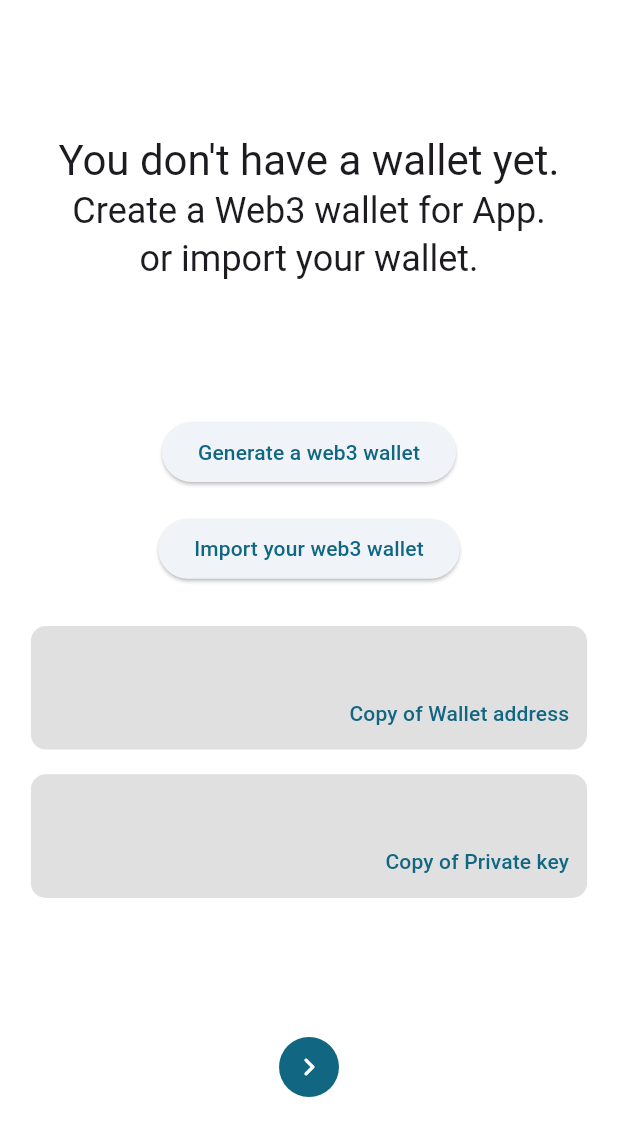
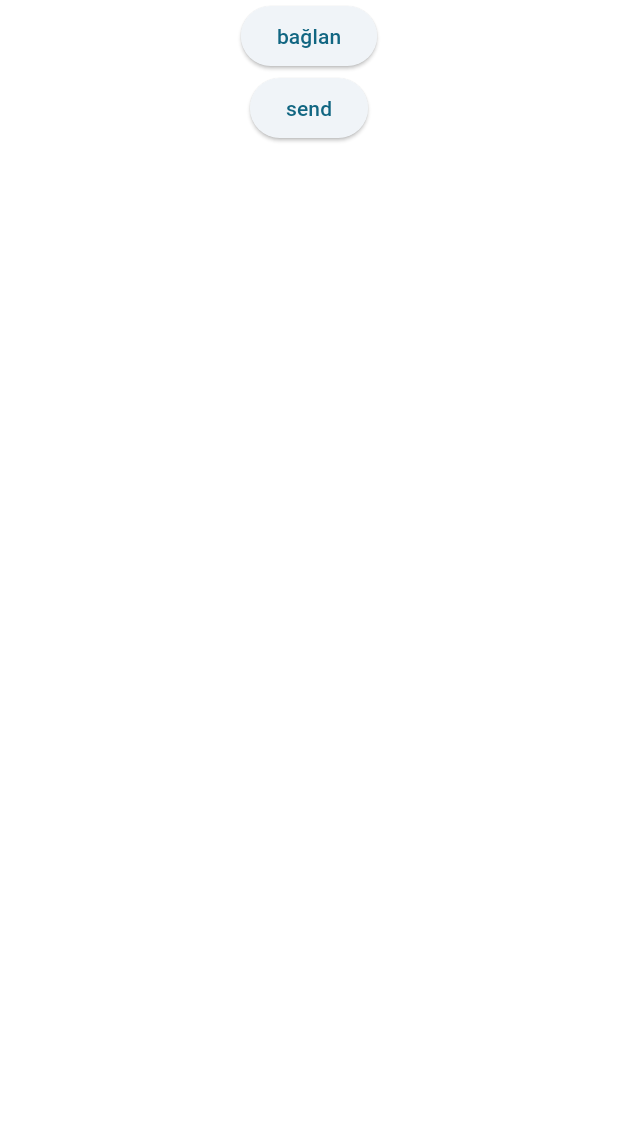
Before and after one commit to 0xemrekaya/NFTm_dApp, a Flutter app: the screen it shows after launch, on a phone screen of 412 x 824 dp. Shown: the top 1136 px of the screen. Run offline on Flutter 3.47's test engine with Material 2 defaults, Android fonts, the phone set to English and light mode, and no system bars; our stand-ins replace animated_text_kit, file_picker, flutter_dotenv, flutter_riverpod, image_picker; missing offline and left inert: walletconnect_flutter_v2, walletconnect_modal_flutter.

Commit message:
tried to send trans but not worked

```diff
--- a/lib/main.dart
+++ b/lib/main.dart
@@ -30,7 +30,7 @@ class MainApp extends StatelessWidget {
       ),
       debugShowCheckedModeBanner: false,
       routes: {
-        MainScreen.id: (context) => MainScreen(),
+        //MainScreen.id: (context) => MainScreen(),
         NftMainScreen.id: (context) => NftMainScreen(),
       },
       home: const SplashPage(),
--- a/lib/screens/main_screen.dart
+++ b/lib/screens/main_screen.dart
@@ -1,147 +1,148 @@
-import 'dart:math';
-import 'package:flutter/material.dart';
-import 'package:flutter/services.dart';
-import 'package:flutter_dotenv/flutter_dotenv.dart';
-import 'package:flutter_riverpod/flutter_riverpod.dart';
-import 'package:hex/hex.dart';
-import 'package:http/http.dart';
-import 'package:nftm_dapp/provider/wallet_provider.dart';
-import 'package:web3dart/web3dart.dart';
+// import 'dart:math';
+// import 'package:flutter/material.dart';
+// import 'package:flutter/services.dart';
+// import 'package:flutter_dotenv/flutter_dotenv.dart';
+// import 'package:flutter_riverpod/flutter_riverpod.dart';
+// import 'package:hex/hex.dart';
+// import 'package:http/http.dart';
+// import 'package:nftm_dapp/provider/wallet_provider.dart';
+// import 'package:web3dart/web3dart.dart';
 
-import '../model/wallet_model.dart';
-import 'nft_main_screen.dart';
+// import '../model/wallet_model.dart';
+// import 'nft_main_screen.dart';
 
-class MainScreen extends ConsumerStatefulWidget {
-  MainScreen({super.key});
-  static String id = "Main Screen";
+// class MainScreen extends ConsumerStatefulWidget {
+//   MainScreen({super.key});
+//   static String id = "Main Screen";
 
-  @override
-  ConsumerState<ConsumerStatefulWidget> createState() => _MainScreenState();
-}
+//   @override
+//   ConsumerState<ConsumerStatefulWidget> createState() => _MainScreenState();
+// }
 
-class _MainScreenState extends ConsumerState<MainScreen> {
-  final String title = "You don't have a wallet yet.";
-  final String subtitle = "Create a Web3 wallet for App.";
-  final String subtitle2 = "or import your wallet.";
-  final rpcUrl = dotenv.env['SEPOLIA_RPC_URL'];
-  late Client httpClient;
-  late Web3Client ethClient;
+// class _MainScreenState extends ConsumerState<MainScreen> {
+//   final String title = "You don't have a wallet yet.";
+//   final String subtitle = "Create a Web3 wallet for App.";
+//   final String subtitle2 = "or import your wallet.";
+//   final rpcUrl = dotenv.env['SEPOLIA_RPC_URL'];
+//   late Client httpClient;
+//   late Web3Client ethClient;
 
-  @override
-  void initState() {
-    super.initState();
-    _initWeb3();
-  }
+//   @override
+//   void initState() {
+//     super.initState();
+//     _initWeb3();
+//   }
 
-  Future<void> _initWeb3() async {
-    httpClient = Client();
-    ethClient = Web3Client(
-      rpcUrl.toString(),
-      httpClient,
-    );
-  }
+//   Future<void> _initWeb3() async {
+//     httpClient = Client();
+//     ethClient = Web3Client(
+//       rpcUrl.toString(),
+//       httpClient,
+//     );
+//   }
 
-  void generateWallet() {
-    final wallet = EthPrivateKey.createRandom(Random.secure());
-    final privateKey = HEX.encode(wallet.privateKey);
-    final walletNotifier = ref.read(walletProvider.notifier);
-    walletNotifier.setWallet(WalletModel(walletAddress: wallet.address.hex.toString(), privateKey: privateKey));
-  }
+//   void generateWallet() {
+//     final wallet = EthPrivateKey.createRandom(Random.secure());
+//     print(wallet.privateKey);
+//     final privateKey = HEX.encode(wallet.privateKey);
+//     final walletNotifier = ref.read(walletProvider.notifier);
+//     walletNotifier.setWallet(WalletModel(walletAddress: wallet.address.hex.toString(), privateKey: privateKey));
+//   }
 
-  @override
-  Widget build(BuildContext context) {
-    final deviceHeight = MediaQuery.of(context).size.height;
-    final deviceWidth = MediaQuery.of(context).size.width;
-    final textStyle = Theme.of(context).textTheme;
-    return Scaffold(
-      body: Column(
-        mainAxisAlignment: MainAxisAlignment.spaceEvenly,
-        children: [
-          Center(
-            child: Column(
-              children: [
-                Text(
-                  title,
-                  style: textStyle.headlineMedium,
-                ),
-                Text(
-                  subtitle,
-                  style: textStyle.headlineSmall,
-                ),
-                Text(
-                  subtitle2,
-                  style: textStyle.headlineSmall,
-                ),
-              ],
-            ),
-          ),
-          Column(
-            children: [
-              ElevatedButton(
-                  onPressed: () {
-                    generateWallet();
-                  },
-                  child: const Text("Generate a web3 wallet")),
-              SizedBox(
-                height: deviceHeight / 50,
-              ),
-              ElevatedButton(
-                  onPressed: () {
-                    generateWallet();
-                  },
-                  child: const Text("Import your web3 wallet")),
-              SizedBox(
-                height: deviceHeight / 30,
-              ),
-              copy(context, textStyle, ref.watch(walletProvider).walletAddress, "Wallet address"),
-              SizedBox(
-                height: deviceHeight / 50,
-              ),
-              copy(context, textStyle, ref.watch(walletProvider).privateKey, "Private key"),
-            ],
-          ),
-          IconButton.filled(onPressed: () {
-            Navigator.pushReplacement(context, MaterialPageRoute(builder: (context) => NftMainScreen()));
-          }, icon: const Icon(Icons.navigate_next_rounded))
-        ],
-      ),
-    );
-  }
+//   @override
+//   Widget build(BuildContext context) {
+//     final deviceHeight = MediaQuery.of(context).size.height;
+//     final deviceWidth = MediaQuery.of(context).size.width;
+//     final textStyle = Theme.of(context).textTheme;
+//     return Scaffold(
+//       body: Column(
+//         mainAxisAlignment: MainAxisAlignment.spaceEvenly,
+//         children: [
+//           Center(
+//             child: Column(
+//               children: [
+//                 Text(
+//                   title,
+//                   style: textStyle.headlineMedium,
+//                 ),
+//                 Text(
+//                   subtitle,
+//                   style: textStyle.headlineSmall,
+//                 ),
+//                 Text(
+//                   subtitle2,
+//                   style: textStyle.headlineSmall,
+//                 ),
+//               ],
+//             ),
+//           ),
+//           Column(
+//             children: [
+//               ElevatedButton(
+//                   onPressed: () {
+//                     generateWallet();
+//                   },
+//                   child: const Text("Generate a web3 wallet")),
+//               SizedBox(
+//                 height: deviceHeight / 50,
+//               ),
+//               ElevatedButton(
+//                   onPressed: () {
+//                     generateWallet();
+//                   },
+//                   child: const Text("Import your web3 wallet")),
+//               SizedBox(
+//                 height: deviceHeight / 30,
+//               ),
+//               copy(context, textStyle, ref.watch(walletProvider).walletAddress, "Wallet address"),
+//               SizedBox(
+//                 height: deviceHeight / 50,
+//               ),
+//               copy(context, textStyle, ref.watch(walletProvider).privateKey, "Private key"),
+//             ],
+//           ),
+//           IconButton.filled(onPressed: () {
+//             Navigator.pushReplacement(context, MaterialPageRoute(builder: (context) => NftMainScreen()));
+//           }, icon: const Icon(Icons.navigate_next_rounded))
+//         ],
+//       ),
+//     );
+//   }
 
-  Stack copy(BuildContext context, TextTheme textStyle, String copyText, String text) {
-    final stars = '*' * (copyText.length);
-    return Stack(
-      children: [
-        Container(
-          height: MediaQuery.of(context).size.height * 0.1,
-          width: MediaQuery.of(context).size.width * 0.9,
-          decoration: BoxDecoration(
-            borderRadius: BorderRadius.circular(10),
-            color: Colors.black12,
-          ),
-          alignment: Alignment.topCenter,
-          child: Padding(
-            padding: const EdgeInsets.only(top: 10.0),
-            child: Text(
-              text == "Private key" ? stars : copyText,
-              style: textStyle.labelLarge!,
-            ),
-          ),
-        ),
-        Positioned(
-          bottom: 0,
-          right: 0,
-          child: TextButton(
-            onPressed: () async {
-              await Clipboard.setData(ClipboardData(text: copyText));
-              ScaffoldMessenger.of(context).showSnackBar(
-                SnackBar(content: Text("$text copied to clipboard")),
-              );
-            },
-            child: Text("Copy of $text"),
-          ),
-        ),
-      ],
-    );
-  }
-}
+//   Stack copy(BuildContext context, TextTheme textStyle, String copyText, String text) {
+//     final stars = '*' * (copyText.length);
+//     return Stack(
+//       children: [
+//         Container(
+//           height: MediaQuery.of(context).size.height * 0.1,
+//           width: MediaQuery.of(context).size.width * 0.9,
+//           decoration: BoxDecoration(
+//             borderRadius: BorderRadius.circular(10),
+//             color: Colors.black12,
+//           ),
+//           alignment: Alignment.topCenter,
+//           child: Padding(
+//             padding: const EdgeInsets.only(top: 10.0),
+//             child: Text(
+//               text == "Private key" ? stars : copyText,
+//               style: textStyle.labelLarge!,
+//             ),
+//           ),
+//         ),
+//         Positioned(
+//           bottom: 0,
+//           right: 0,
+//           child: TextButton(
+//             onPressed: () async {
+//               await Clipboard.setData(ClipboardData(text: copyText));
+//               ScaffoldMessenger.of(context).showSnackBar(
+//                 SnackBar(content: Text("$text copied to clipboard")),
+//               );
+//             },
+//             child: Text("Copy of $text"),
+//           ),
+//         ),
+//       ],
+//     );
+//   }
+// }
--- a/lib/screens/splash_page.dart
+++ b/lib/screens/splash_page.dart
@@ -1,11 +1,11 @@
 import 'package:animated_text_kit/animated_text_kit.dart';
 import 'package:flutter/material.dart';
 
-import 'main_screen.dart';
+import 'main_screen_v2.dart';
 
 class SplashPage extends StatelessWidget {
   const SplashPage({super.key});
-  final String title = "Flutter Wallet";
+  final String title = "NFTm Dapp";
   @override
   Widget build(BuildContext context) {
     final textStyle = Theme.of(context).textTheme.headlineLarge!.copyWith(color: Colors.white);
```
Also changed, not shown: lib/screens/main_screen_v2.dart (added, +112 -0 lines), lib/screens/nft_main_screen.dart (+8 -11 lines), pubspec.yaml (+2 -5 lines), pubspec.lock.
